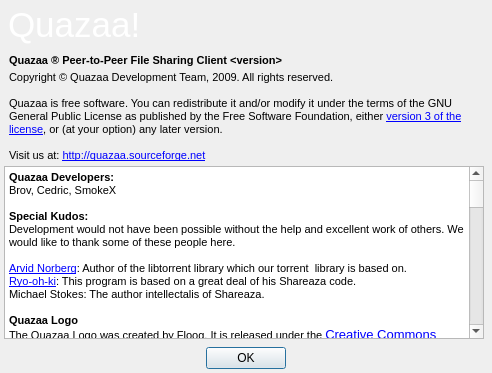
Qt form UI/dialogabout.ui (c3c/quazaa) before a commit.
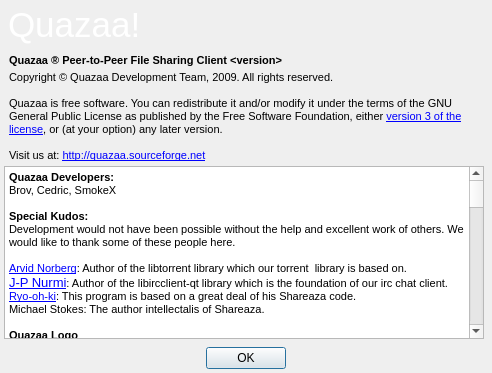
The same form after that commit. Icons and pictures are not drawn.

Commit message: Moved irc initialization to widgetchatcenter.cpp. Added credits to dlgabout for jpnurmi and his libircclient-qt.

What changed in the file:
```diff
--- a/UI/dialogabout.ui
+++ b/UI/dialogabout.ui
@@ -173,6 +173,7 @@
 &lt;p style=&quot; margin-top:0px; margin-bottom:0px; margin-left:0px; margin-right:0px; -qt-block-indent:0; text-indent:0px;&quot;&gt;&lt;span style=&quot; font-family:'MS Shell Dlg 2'; font-size:8pt;&quot;&gt;Development would not have been possible without the help and excellent work of others. We would like to thank some of these people here.&lt;/span&gt;&lt;/p&gt;
 &lt;p style=&quot;-qt-paragraph-type:empty; margin-top:0px; margin-bottom:0px; margin-left:0px; margin-right:0px; -qt-block-indent:0; text-indent:0px; font-family:'MS Shell Dlg 2'; font-size:8pt;&quot;&gt;&lt;/p&gt;
 &lt;p style=&quot; margin-top:0px; margin-bottom:0px; margin-left:0px; margin-right:0px; -qt-block-indent:0; text-indent:0px;&quot;&gt;&lt;a href=&quot;http://www.rasterbar.com&quot;&gt;&lt;span style=&quot; font-family:'MS Shell Dlg 2'; font-size:8pt; text-decoration: underline; color:#0000ff;&quot;&gt;Arvid Norberg&lt;/span&gt;&lt;/a&gt;&lt;span style=&quot; font-family:'MS Shell Dlg 2'; font-size:8pt;&quot;&gt;: Author of the libtorrent library which our torrent  library is based on.&lt;/span&gt;&lt;/p&gt;
+&lt;p style=&quot; margin-top:0px; margin-bottom:0px; margin-left:0px; margin-right:0px; -qt-block-indent:0; text-indent:0px;&quot;&gt;&lt;a href=&quot;http://bitbucket.org/jpnurmi&quot;&gt;&lt;span style=&quot; text-decoration: underline; color:#0000ff;&quot;&gt;J-P Nurmi&lt;/span&gt;&lt;/a&gt;&lt;span style=&quot; font-family:'MS Shell Dlg 2'; font-size:8pt;&quot;&gt;: Author of the libircclient-qt library which is the foundation of our irc chat client.&lt;/span&gt;&lt;/p&gt;
 &lt;p style=&quot; margin-top:0px; margin-bottom:0px; margin-left:0px; margin-right:0px; -qt-block-indent:0; text-indent:0px;&quot;&gt;&lt;a href=&quot;http://www.cherubicsoft.com/&quot;&gt;&lt;span style=&quot; font-family:'MS Shell Dlg 2'; font-size:8pt; text-decoration: underline; color:#0000ff;&quot;&gt;Ryo-oh-ki&lt;/span&gt;&lt;/a&gt;&lt;span style=&quot; font-family:'MS Shell Dlg 2'; font-size:8pt;&quot;&gt;: This program is based on a great deal of his Shareaza code. &lt;/span&gt;&lt;/p&gt;
 &lt;p style=&quot; margin-top:0px; margin-bottom:0px; margin-left:0px; margin-right:0px; -qt-block-indent:0; text-indent:0px;&quot;&gt;&lt;span style=&quot; font-family:'MS Shell Dlg 2'; font-size:8pt;&quot;&gt;Michael Stokes: The author intellectalis of Shareaza.&lt;/span&gt;&lt;/p&gt;
 &lt;p style=&quot;-qt-paragraph-type:empty; margin-top:0px; margin-bottom:0px; margin-left:0px; margin-right:0px; -qt-block-indent:0; text-indent:0px; font-family:'MS Shell Dlg 2'; font-size:8pt;&quot;&gt;&lt;/p&gt;
```
The commit also changes 2 other files.
